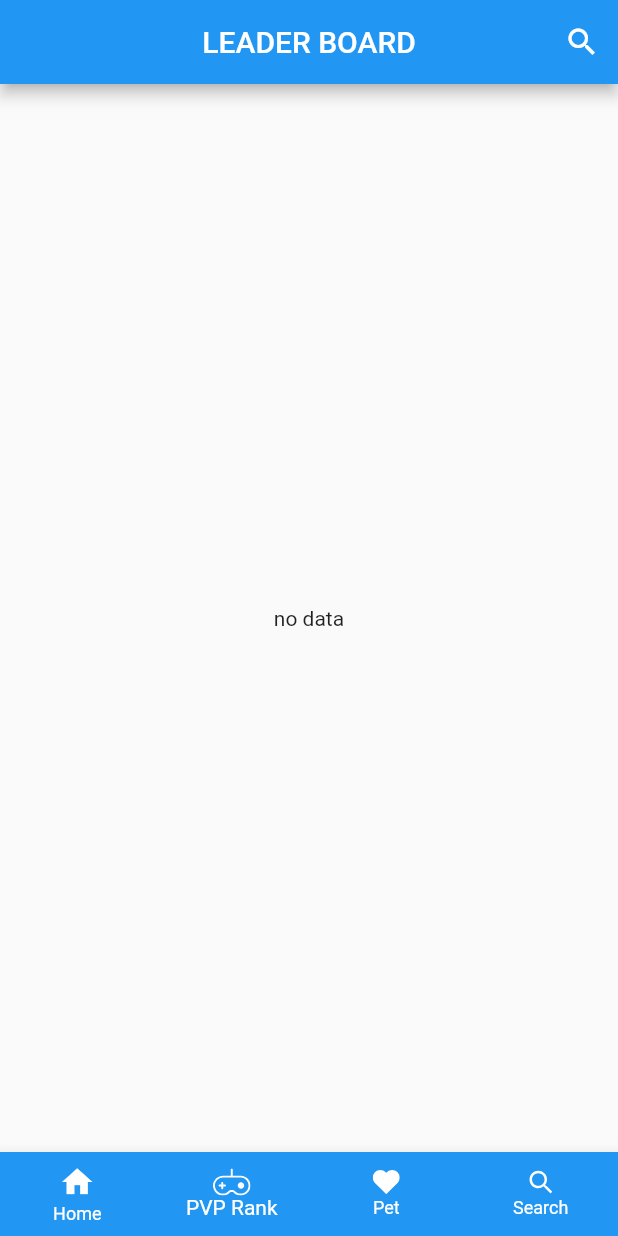
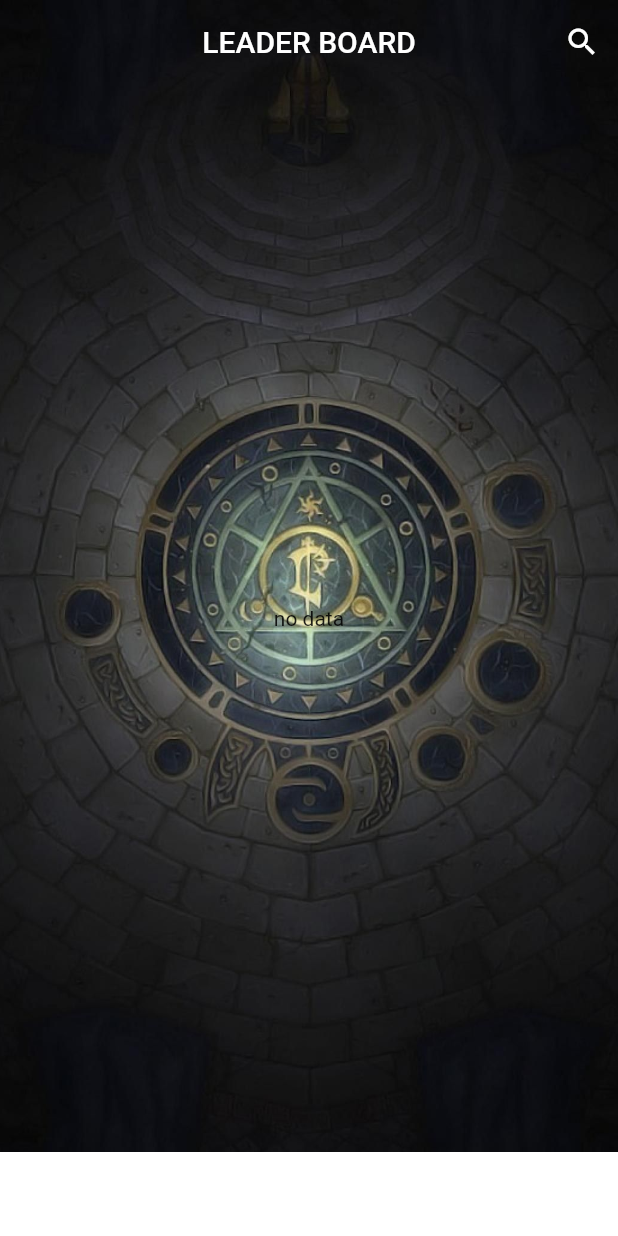
Before and after one commit to DTDUONG98/wow_flutter, a Flutter app: the screen it shows after launch, item 2 of the bottom bar chosen, on a phone screen of 412 x 824 dp. Run offline on Flutter 3.47's test engine with Material 2 defaults, Android fonts, the phone set to English and light mode, and no system bars; our stand-ins replace bloc, dio, equatable, flutter_bloc, flutter_svg, get_it and 2 more; missing offline and left inert: flutter_search_bar; generated files the repository leaves out were written again; network calls fail.

Commit message:
add background screen

```diff
--- /dev/null
+++ b/lib/data/world_of_warcraft/model/rank_detail/rewards/bracket/bracket.dart
@@ -0,0 +1,22 @@
+import 'package:equatable/equatable.dart';
+import 'package:json_annotation/json_annotation.dart';
+
+
+part 'bracket.g.dart';
+@JsonSerializable()
+// ignore: must_be_immutable
+class Bracket extends Equatable {
+  @JsonKey(name: 'type')
+  String bracketType;
+
+
+  Bracket({this.bracketType});
+  factory Bracket.fromJson(Map<String,dynamic> json) => _$BracketFromJson(json);
+  Map<String, dynamic> toJson() => _$BracketToJson(this);
+
+  @override
+  List<Object> get props {
+    return [bracketType];
+
+  }
+}
--- /dev/null
+++ b/lib/data/world_of_warcraft/model/rank_detail/rewards/faction/faction.dart
@@ -0,0 +1,24 @@
+import 'package:equatable/equatable.dart';
+import 'package:json_annotation/json_annotation.dart';
+
+
+part 'faction.g.dart';
+@JsonSerializable()
+// ignore: must_be_immutable
+class Faction extends Equatable {
+  @JsonKey(name: 'type')
+  String factionType;
+  @JsonKey(name: 'name')
+  String factionName;
+
+
+  Faction({this.factionType, this.factionName});
+  factory Faction.fromJson(Map<String,dynamic> json) => _$FactionFromJson(json);
+  Map<String, dynamic> toJson() => _$FactionToJson(this);
+
+  @override
+  List<Object> get props {
+    return [factionType, factionName];
+
+  }
+}
--- /dev/null
+++ b/lib/data/world_of_warcraft/model/rank_detail/rewards/rewards.dart
@@ -0,0 +1,30 @@
+import 'package:equatable/equatable.dart';
+import 'package:flutter_architecture/data/world_of_warcraft/model/rank_detail/rewards/achievement/achievement.dart';
+import 'package:flutter_architecture/data/world_of_warcraft/model/rank_detail/rewards/bracket/bracket.dart';
+import 'package:flutter_architecture/data/world_of_warcraft/model/rank_detail/rewards/faction/faction.dart';
+import 'package:json_annotation/json_annotation.dart';
+
+
+part 'rewards.g.dart';
+@JsonSerializable()
+// ignore: must_be_immutable
+class Rewards extends Equatable {
+  @JsonKey(name: 'bracket')
+  Bracket bracket;
+  @JsonKey(name: 'achievement')
+  Achievement achievement;
+  @JsonKey(name: 'rating_cutoff')
+  int ratingCutoff;
+  @JsonKey(name: 'faction')
+  Faction faction;
+
+  Rewards({this.bracket, this.achievement, this.ratingCutoff, this.faction});
+  factory Rewards.fromJson(Map<String,dynamic> json) => _$RewardsFromJson(json);
+  Map<String, dynamic> toJson() => _$RewardsToJson(this);
+
+  @override
+  List<Object> get props {
+    return [bracket, achievement, ratingCutoff, faction];
+
+  }
+}
--- a/lib/data/world_of_warcraft/source/remote/world_of_warcraft_api.dart
+++ b/lib/data/world_of_warcraft/source/remote/world_of_warcraft_api.dart
@@ -7,6 +7,7 @@ import 'package:flutter_architecture/data/world_of_warcraft/model/leaderboard/le
 import 'package:flutter_architecture/data/world_of_warcraft/model/list_pet/list_pet.dart';
 import 'package:flutter_architecture/data/world_of_warcraft/model/pet_detail/pet_detail.dart';
 import 'package:flutter_architecture/data/world_of_warcraft/model/quests/quests.dart';
+import 'package:flutter_architecture/data/world_of_warcraft/model/rank_detail/rank_detail.dart';
 import 'package:retrofit/http.dart';
 
 part 'world_of_warcraft_api.g.dart';
@@ -18,13 +19,14 @@ part 'world_of_warcraft_api.g.dart';
 abstract class WOWApi
 {
   factory WOWApi(Dio dio,{String baseUrl}) = _WOWApi;
-  @GET('pvp-season/{pvpSeasonId}/pvp-leaderboard/{pvpBracket}?namespace=dynamic-us&locale=en_US&access_token=US2gszqNoZaL29TvBC7alva3oKbTsJBZ2v')
+  @GET('pvp-season/{pvpSeasonId}/pvp-leaderboard/{pvpBracket}?namespace=dynamic-us&locale=en_US&access_token=USuqwtvr08mzm2pGUVzXxjXyofIUYYEkq8')
   Future<LeaderBoard> getPvPRank(@Path('pvpSeasonId') int SeasonId, @Path('pvpBracket') String Bracket );
-  @GET('pet/index?namespace=static-us&locale=en_US&access_token=US2gszqNoZaL29TvBC7alva3oKbTsJBZ2v')
+  @GET('pet/index?namespace=static-us&locale=en_US&access_token=USuqwtvr08mzm2pGUVzXxjXyofIUYYEkq8')
   Future<ListPet> getPet();
-  @GET('pet/{petId}?namespace=static-us&locale=en_US&access_token=US2gszqNoZaL29TvBC7alva3oKbTsJBZ2v')
+  @GET('pet/{petId}?namespace=static-us&locale=en_US&access_token=USuqwtvr08mzm2pGUVzXxjXyofIUYYEkq8')
   Future<PetDetail> searchPet(@Path('petId') int petId);
-  @GET('quest/{questId}?namespace=static-us&locale=en_US&access_token=US2gszqNoZaL29TvBC7alva3oKbTsJBZ2v')
+  @GET('quest/{questId}?namespace=static-us&locale=en_US&access_token=USuqwtvr08mzm2pGUVzXxjXyofIUYYEkq8')
   Future<Quests> SearchQuest(@Path('questId') int questId);
-
+  @GET('pvp-season/{pvpSeasonId}/pvp-reward/index?namespace=static-us&locale=en_US&access_token=USuqwtvr08mzm2pGUVzXxjXyofIUYYEkq8')
+  Future<RankDetail> getRankDetail(@Path('pvpSeasonId') int pvpSeasonId);
 }
--- a/lib/di/injection/injection.dart
+++ b/lib/di/injection/injection.dart
@@ -3,6 +3,7 @@ import 'package:flutter_architecture/di/module/bloc_module.dart';
 import 'package:flutter_architecture/di/module/components_module.dart';
 import 'package:flutter_architecture/di/module/list_pet_module.dart';
 import 'package:flutter_architecture/di/module/quest_module.dart';
+import 'package:flutter_architecture/di/module/rank_detail_module.dart';
 import 'package:flutter_architecture/di/module/rank_module.dart';
 import 'package:flutter_architecture/di/module/repo_module.dart';
 import 'package:flutter_architecture/di/module/title_pet_module.dart';
@@ -20,5 +21,6 @@ class Injection {
     await QuestsModule().provides();
     await ListPetModule().provides();
     await TitlePetModule().provides();
+    await RankDetailModule().provides();
   }
 }
--- /dev/null
+++ b/lib/domain/world_of_warcraft/repositories/rank_detail_repository.dart
@@ -0,0 +1,5 @@
+import 'package:flutter_architecture/data/world_of_warcraft/model/rank_detail/rank_detail.dart';
+
+abstract class RankDetailRepository {
+  Future<RankDetail> getRankDetail(int pvpSeasonId);
+}
--- a/lib/presentation/home/ui/home_screen.dart
+++ b/lib/presentation/home/ui/home_screen.dart
@@ -49,11 +49,13 @@ class _HomeScreenState extends State<HomeScreen> {
       child: PetScreen()), SearchScreen()];
   Widget build(BuildContext context) {
     return Scaffold(
+      backgroundColor: Colors.transparent,
       body: childrens[_currentPageIndex],
       bottomNavigationBar: BottomNavigationBar(
+        elevation: 0,
         onTap: _selectPage,
         type: BottomNavigationBarType.fixed,
-        backgroundColor: Theme.of(context).primaryColor,
+        backgroundColor: Colors.transparent,
         unselectedItemColor: Colors.white,
         selectedItemColor: Colors.white,
         currentIndex: _currentPageIndex,
--- a/lib/presentation/world_of_warcradt/rank/ui/rank_screen.dart
+++ b/lib/presentation/world_of_warcradt/rank/ui/rank_screen.dart
@@ -21,8 +21,15 @@ class _RankScreenState extends State<RankScreen> {
 
   @override
   Widget build(BuildContext context) {
-    return Scaffold(
+    return Container(
+        decoration: BoxDecoration(
+        image: DecorationImage(
+        image: AssetImage("assets/images/bgr1.jpg"), fit: BoxFit.cover)),
+      child: Scaffold(
+        backgroundColor: Colors.transparent,
         appBar: AppBar(
+          backgroundColor: Colors.transparent,
+          elevation: 0,
           title: Text('LEADER BOARD'),
           actions: <Widget>[
             IconButton(icon: Icon(Icons.search), onPressed: (){}),
@@ -54,6 +61,7 @@ class _RankScreenState extends State<RankScreen> {
             return Center(child: Text('no data'),);
 
           }
-    } , listener: (context,state){print('$state');}),);
+        } , listener: (context,state){print('$state');}),),
+    );
   }
 }
```
Also changed, not shown: lib/data/world_of_warcraft/model/rank_detail/rank_detail.dart (added, +22 -0 lines), lib/data/world_of_warcraft/model/rank_detail/rewards/achievement/achievement.dart (added, +22 -0 lines), lib/data/world_of_warcraft/repositories/rank_detail_repo.dart (added, +24 -0 lines), lib/di/module/rank_detail_module.dart (added, +12 -0 lines), lib/domain/world_of_warcraft/usecases/rank_detail_usecases.dart (added, +11 -0 lines), lib/presentation/world_of_warcradt/list_pet/ui/list_pet_screen.dart (+9 -1 lines), lib/presentation/world_of_warcradt/pet_detail/ui/ability.dart (+9 -6 lines), lib/presentation/world_of_warcradt/pet_detail/ui/pet_detail_screen.dart (+15 -8 lines), assets/images/bgr1.jpg (added), assets/images/bgr2.jpg (added), assets/images/bgr3.jpg (added). Lines whose indentation alone changed are shown as unchanged.
